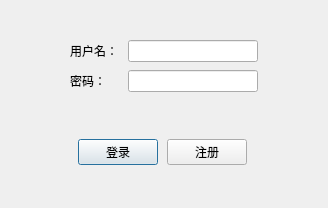
Before: the Qt Designer form Client/logindialog.ui in Aurora-ks/Chat, drawn with Qt 5.
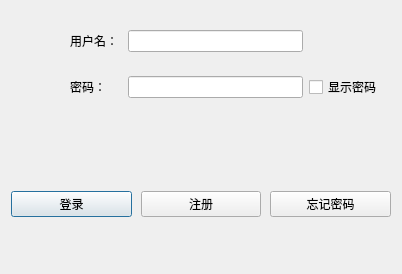
After: the same form once the commit is applied.

What changed in the file:
```diff
--- a/Client/logindialog.ui
+++ b/Client/logindialog.ui
@@ -6,8 +6,8 @@
    <rect>
     <x>0</x>
     <y>0</y>
-    <width>328</width>
-    <height>208</height>
+    <width>402</width>
+    <height>274</height>
    </rect>
   </property>
   <property name="sizePolicy">
@@ -18,39 +18,74 @@
   </property>
   <property name="minimumSize">
    <size>
-    <width>328</width>
-    <height>208</height>
+    <width>402</width>
+    <height>274</height>
    </size>
   </property>
   <property name="maximumSize">
    <size>
-    <width>328</width>
-    <height>208</height>
+    <width>402</width>
+    <height>274</height>
    </size>
   </property>
   <property name="windowTitle">
    <string>Dialog</string>
   </property>
   <layout class="QVBoxLayout" name="verticalLayout">
+   <property name="sizeConstraint">
+    <enum>QLayout::SetDefaultConstraint</enum>
+   </property>
    <property name="topMargin">
-    <number>8</number>
+    <number>6</number>
    </property>
    <item>
     <widget class="QWidget" name="widget" native="true">
      <property name="sizePolicy">
-      <sizepolicy hsizetype="Preferred" vsizetype="Fixed">
+      <sizepolicy hsizetype="Preferred" vsizetype="Preferred">
        <horstretch>0</horstretch>
        <verstretch>0</verstretch>
       </sizepolicy>
      </property>
-     <layout class="QGridLayout" name="gridLayout" rowstretch="0,0">
+     <layout class="QGridLayout" name="gridLayout" rowstretch="0,0,0">
       <property name="verticalSpacing">
        <number>8</number>
       </property>
-      <item row="1" column="1">
-       <widget class="QLabel" name="pwdlabel">
-        <property name="text">
-         <string>密码： </string>
+      <item row="0" column="3">
+       <spacer name="horizontalSpacer_4">
+        <property name="orientation">
+         <enum>Qt::Horizontal</enum>
+        </property>
+        <property name="sizeType">
+         <enum>QSizePolicy::Fixed</enum>
+        </property>
+        <property name="sizeHint" stdset="0">
+         <size>
+          <width>50</width>
+          <height>20</height>
+         </size>
+        </property>
+       </spacer>
+      </item>
+      <item row="0" column="0">
+       <spacer name="horizontalSpacer_3">
+        <property name="orientation">
+         <enum>Qt::Horizontal</enum>
+        </property>
+        <property name="sizeType">
+         <enum>QSizePolicy::Fixed</enum>
+        </property>
+        <property name="sizeHint" stdset="0">
+         <size>
+          <width>50</width>
+          <height>20</height>
+         </size>
+        </property>
+       </spacer>
+      </item>
+      <item row="2" column="2">
+       <widget class="QLineEdit" name="passwordEdit">
+        <property name="echoMode">
+         <enum>QLineEdit::Password</enum>
         </property>
        </widget>
       </item>
@@ -64,6 +99,13 @@
         </property>
        </widget>
       </item>
+      <item row="2" column="1">
+       <widget class="QLabel" name="pwdlabel">
+        <property name="text">
+         <string>密码： </string>
+        </property>
+       </widget>
+      </item>
       <item row="0" column="1">
        <widget class="QLabel" name="userlabel">
         <property name="text">
@@ -71,52 +113,42 @@
         </property>
        </widget>
       </item>
-      <item row="0" column="3">
-       <spacer name="horizontalSpacer_4">
-        <property name="orientation">
-         <enum>Qt::Horizontal</enum>
-        </property>
-        <property name="sizeType">
-         <enum>QSizePolicy::Fixed</enum>
-        </property>
-        <property name="sizeHint" stdset="0">
-         <size>
-          <width>50</width>
-          <height>20</height>
-         </size>
-        </property>
-       </spacer>
-      </item>
-      <item row="0" column="0">
-       <spacer name="horizontalSpacer_3">
-        <property name="orientation">
-         <enum>Qt::Horizontal</enum>
-        </property>
-        <property name="sizeType">
-         <enum>QSizePolicy::Fixed</enum>
-        </property>
-        <property name="sizeHint" stdset="0">
-         <size>
-          <width>50</width>
-          <height>20</height>
-         </size>
-        </property>
-       </spacer>
-      </item>
-      <item row="1" column="2">
-       <widget class="QLineEdit" name="passwordEdit">
-        <property name="echoMode">
-         <enum>QLineEdit::Password</enum>
+      <item row="2" column="3">
+       <widget class="QCheckBox" name="showPwd">
+        <property name="text">
+         <string>显示密码</string>
         </property>
        </widget>
       </item>
      </layout>
     </widget>
    </item>
+   <item>
+    <widget class="QLabel" name="stateLable">
+     <property name="sizePolicy">
+      <sizepolicy hsizetype="Preferred" vsizetype="Maximum">
+       <horstretch>0</horstretch>
+       <verstretch>0</verstretch>
+      </sizepolicy>
+     </property>
+     <property name="maximumSize">
+      <size>
+       <width>16777215</width>
+       <height>10</height>
+      </size>
+     </property>
+     <property name="text">
+      <string/>
+     </property>
+     <property name="alignment">
+      <set>Qt::AlignCenter</set>
+     </property>
+    </widget>
+   </item>
    <item>
     <widget class="QWidget" name="widget_2" native="true">
      <property name="sizePolicy">
-      <sizepolicy hsizetype="Preferred" vsizetype="Fixed">
+      <sizepolicy hsizetype="Preferred" vsizetype="Preferred">
        <horstretch>0</horstretch>
        <verstretch>0</verstretch>
       </sizepolicy>
@@ -125,22 +157,21 @@
       <property name="spacing">
        <number>9</number>
       </property>
+      <property name="sizeConstraint">
+       <enum>QLayout::SetDefaultConstraint</enum>
+      </property>
       <property name="leftMargin">
-       <number>6</number>
+       <number>0</number>
       </property>
-      <item>
-       <spacer name="horizontalSpacer">
-        <property name="orientation">
-         <enum>Qt::Horizontal</enum>
-        </property>
-        <property name="sizeHint" stdset="0">
-         <size>
-          <width>40</width>
-          <height>20</height>
-         </size>
-        </property>
-       </spacer>
-      </item>
+      <property name="topMargin">
+       <number>0</number>
+      </property>
+      <property name="rightMargin">
+       <number>0</number>
+      </property>
+      <property name="bottomMargin">
+       <number>0</number>
+      </property>
       <item>
        <widget class="QPushButton" name="LoginButton">
         <property name="text">
@@ -156,17 +187,11 @@
        </widget>
       </item>
       <item>
-       <spacer name="horizontalSpacer_2">
-        <property name="orientation">
-         <enum>Qt::Horizontal</enum>
+       <widget class="QPushButton" name="resetPwdButton">
+        <property name="text">
+         <string>忘记密码</string>
         </property>
-        <property name="sizeHint" stdset="0">
-         <size>
-          <width>40</width>
-          <height>20</height>
-         </size>
-        </property>
-       </spacer>
+       </widget>
       </item>
      </layout>
     </widget>
```
